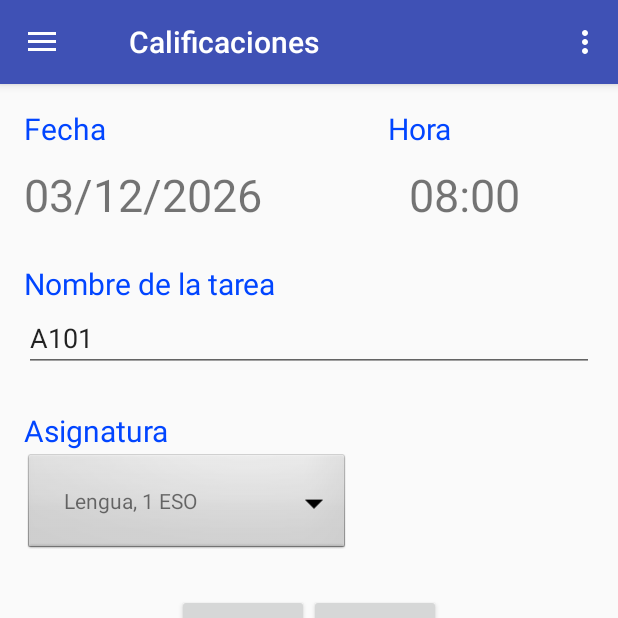
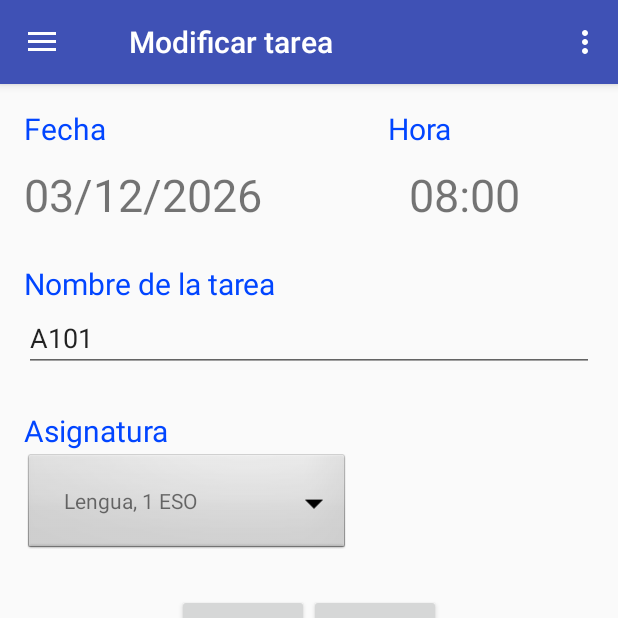
Before and after one commit to BeatProgramming/teacher_tracker, an Android app: the screen it shows after launch (MainActivity), after a tap on an icon or button, on a phone screen of 412 x 824 dp, the top half of it. Run offline under Robolectric (Android 15) with nearby library versions, the phone set to English and light mode, and no system bars.

Commit message:
Titulos personalizados

```diff
--- a/app/src/main/java/beatprogramming/github/com/teacker_tracker/fragments/TaskUpdateFragment.java
+++ b/app/src/main/java/beatprogramming/github/com/teacker_tracker/fragments/TaskUpdateFragment.java
@@ -36,6 +36,9 @@ public class TaskUpdateFragment extends Fragment implements TaskUpdateView, View
     private Spinner subjectSpinner;
     private TextView subjectIdTextView;
 
+    // false para modificar, true para crear
+    private boolean create;
+
     /**
      * Instantiate the fragment with an existing subject to modify.
      *
@@ -61,7 +64,11 @@ public class TaskUpdateFragment extends Fragment implements TaskUpdateView, View
     @Override
     public void onResume() {
         super.onResume();
-        getActivity().setTitle("   " + getResources().getString(R.string.scoreTitle));
+        if (create){
+            getActivity().setTitle("   " + getResources().getString(R.string.taskCreateTitle));
+        } else{
+            getActivity().setTitle("   " + getResources().getString(R.string.taskUpdateTitle));
+        }
         presenter.onResume();
     }
 
@@ -81,9 +88,10 @@ public class TaskUpdateFragment extends Fragment implements TaskUpdateView, View
         timeTextView.setOnClickListener(this);
         dateTextView.setOnClickListener(this);
         subjectSpinner.setOnItemSelectedListener(this);
-
+        create = true;
         Bundle args = getArguments();
         if(args != null) {
+            create = false;
             Task task = (Task) args.getSerializable(TASK);
             presenter.setTask(task);
         }
```
Also changed, not shown: app/src/main/java/beatprogramming/github/com/teacker_tracker/fragments/ReviewUpdateFragment.java (+9 -1 lines), app/src/main/java/beatprogramming/github/com/teacker_tracker/fragments/StudentUpdateFragment.java (+9 -1 lines), app/src/main/java/beatprogramming/github/com/teacker_tracker/fragments/SubjectUpdateFragment.java (+11 -2 lines), app/src/main/res/values/strings.xml (+7 -2 lines).
